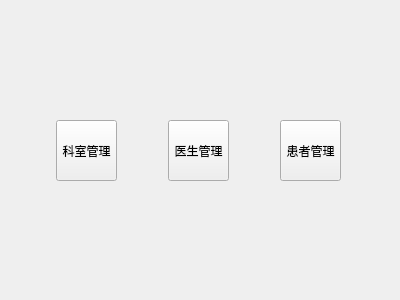
Qt form experiment/lab4/welcomeview.ui (skmgt/QtLearnCourse) before a commit.
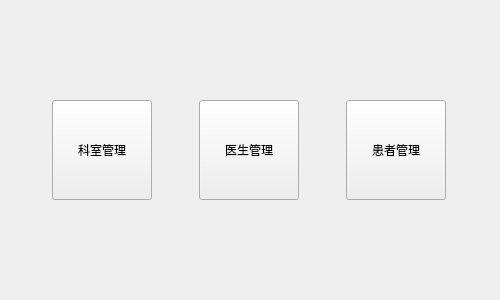
The same form after that commit.

```diff
--- a/experiment/lab4/welcomeview.ui
+++ b/experiment/lab4/welcomeview.ui
@@ -6,10 +6,16 @@
    <rect>
     <x>0</x>
     <y>0</y>
-    <width>400</width>
+    <width>500</width>
     <height>300</height>
    </rect>
   </property>
+  <property name="minimumSize">
+   <size>
+    <width>500</width>
+    <height>300</height>
+   </size>
+  </property>
   <property name="windowTitle">
    <string>欢迎</string>
   </property>
@@ -33,8 +39,8 @@
       <widget class="QPushButton" name="btnDepartment">
        <property name="minimumSize">
         <size>
-         <width>61</width>
-         <height>61</height>
+         <width>100</width>
+         <height>100</height>
         </size>
        </property>
        <property name="maximumSize">
@@ -52,8 +58,8 @@
       <widget class="QPushButton" name="btnDoctor">
        <property name="minimumSize">
         <size>
-         <width>61</width>
-         <height>61</height>
+         <width>100</width>
+         <height>100</height>
         </size>
        </property>
        <property name="maximumSize">
@@ -71,8 +77,8 @@
       <widget class="QPushButton" name="btnPatient">
        <property name="minimumSize">
         <size>
-         <width>61</width>
-         <height>61</height>
+         <width>100</width>
+         <height>100</height>
         </size>
        </property>
        <property name="maximumSize">
```
